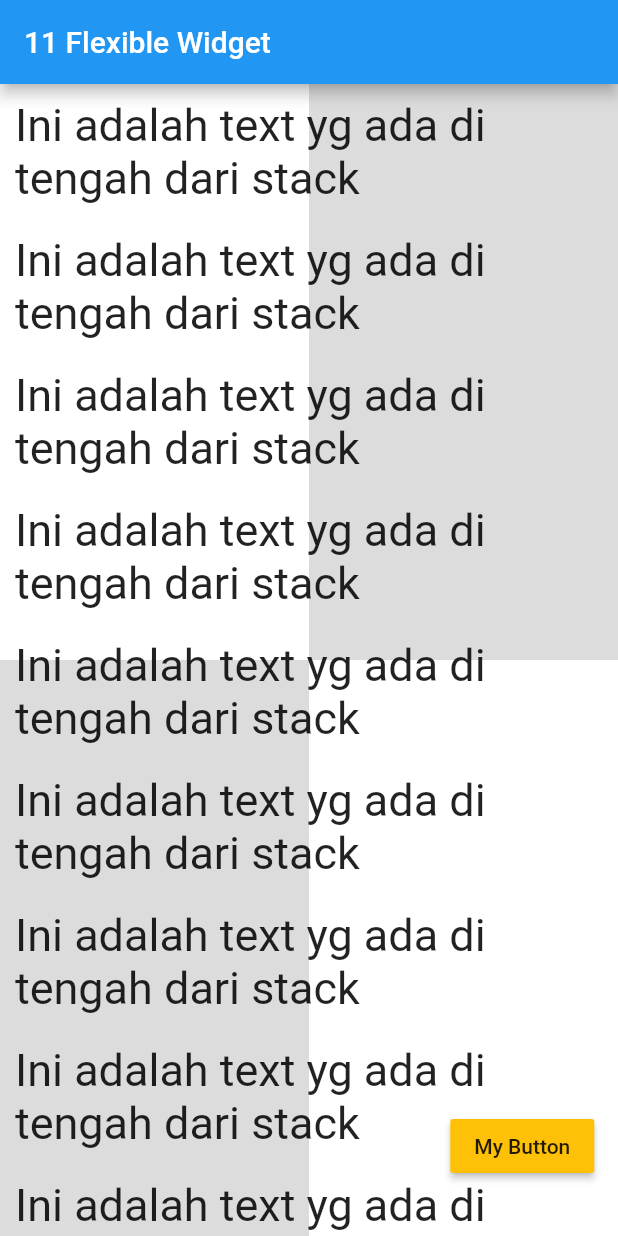
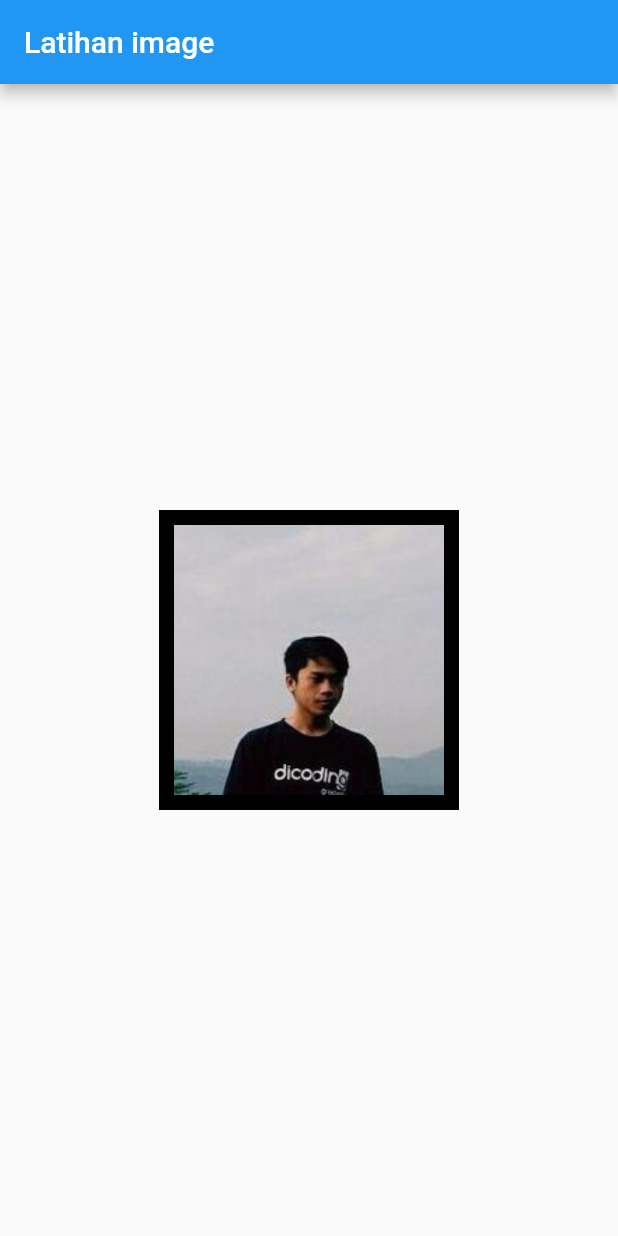
Before and after one commit to khamdannahari/aran_learn_flutter, a Flutter app: the screen it shows after launch, on a phone screen of 412 x 824 dp. Run offline on Flutter 3.47's test engine with Material 2 defaults, Android fonts, the phone set to English and light mode, and no system bars.

Commit message:
13 - Image widget

```diff
--- a/lib/main.dart
+++ b/lib/main.dart
@@ -6,149 +6,34 @@ import 'package:flutter/widgets.dart';
 
 void main() => runApp(MyApp());
 
-class MyApp extends StatefulWidget {
-  @override
-  _MyAppState createState() => _MyAppState();
-}
-
-class _MyAppState extends State<MyApp> {
-  Random random = Random();
-
+class MyApp extends StatelessWidget {
   @override
   Widget build(BuildContext context) {
     return MaterialApp(
-        home: Scaffold(
-      appBar: AppBar(
-        title: Text("11 Flexible Widget"),
+      home: Scaffold(
+        appBar: AppBar(
+          title: Text("Latihan image"),
+        ),
+        body: Center(
+          child: Container(
+              color: Colors.black,
+              width: 200,
+              height: 200,
+              padding: EdgeInsets.all(10),
+              child: Image(
+                /*image: NetworkImage(
+                  "https://m.ayobandung.com/images-bandung/post/articles/2019/09/09/63113/blackpink_2.jpg"),
+//              fit: BoxFit.none, //menapilkan ukuran gambar aslinya
+              fit: BoxFit.contain,
+              //menyesuaikan ukuran container, rasio masih spt aslinya
+//              fit: BoxFit.cover, //menyesuaikan ukuran container, rasio masih spt aslinya, tidak meninggalkan runag kosong dr container, (center crop)
+//              fit: BoxFit.fill, //menyesuaikan ukuran container, rasio tidak spt aslinya, tidak meninggalkan runag kosong dr container
+              repeat: ImageRepeat.repeat,
+            ),*/
+                image: AssetImage("images/arancrop.png"),
+              )),
+        ),
       ),
-      body: Stack(
-        children: <Widget>[
-          Column(
-            children: <Widget>[
-              Flexible(
-                flex: 1,
-                child: Row(
-                  children: <Widget>[
-                    Flexible(
-                      flex: 1,
-                      child: Container(
-                        color: Colors.white,
-                      ),
-                    ),
-                    Flexible(
-                      flex: 1,
-                      child: Container(
-                        color: Colors.black12,
-                      ),
-                    )
-                  ],
-                ),
-              ),
-              Flexible(
-                flex: 1,
-                child: Row(
-                  children: <Widget>[
-                    Flexible(
-                      flex: 1,
-                      child: Container(
-                        color: Colors.black12,
-                      ),
-                    ),
-                    Flexible(
-                      flex: 1,
-                      child: Container(
-                        color: Colors.white,
-                      ),
-                    )
-                  ],
-                ),
-              ),
-            ],
-          ),
-          ListView(
-            children: <Widget>[
-              Container(
-                margin: EdgeInsets.all(10),
-                child: Text(
-                  "Ini adalah text yg ada di tengah dari stack",
-                  style: TextStyle(fontSize: 30),
-                ),
-              ),
-              Container(
-                margin: EdgeInsets.all(10),
-                child: Text(
-                  "Ini adalah text yg ada di tengah dari stack",
-                  style: TextStyle(fontSize: 30),
-                ),
-              ),
-              Container(
-                margin: EdgeInsets.all(10),
-                child: Text(
-                  "Ini adalah text yg ada di tengah dari stack",
-                  style: TextStyle(fontSize: 30),
-                ),
-              ),
-              Container(
-                margin: EdgeInsets.all(10),
-                child: Text(
-                  "Ini adalah text yg ada di tengah dari stack",
-                  style: TextStyle(fontSize: 30),
-                ),
-              ),
-              Container(
-                margin: EdgeInsets.all(10),
-                child: Text(
-                  "Ini adalah text yg ada di tengah dari stack",
-                  style: TextStyle(fontSize: 30),
-                ),
-              ),
-              Container(
-                margin: EdgeInsets.all(10),
-                child: Text(
-                  "Ini adalah text yg ada di tengah dari stack",
-                  style: TextStyle(fontSize: 30),
-                ),
-              ),
-              Container(
-                margin: EdgeInsets.all(10),
-                child: Text(
-                  "Ini adalah text yg ada di tengah dari stack",
-                  style: TextStyle(fontSize: 30),
-                ),
-              ),
-              Container(
-                margin: EdgeInsets.all(10),
-                child: Text(
-                  "Ini adalah text yg ada di tengah dari stack",
-                  style: TextStyle(fontSize: 30),
-                ),
-              ),
-              Container(
-                margin: EdgeInsets.all(10),
-                child: Text(
-                  "Ini adalah text yg ada di tengah dari stack",
-                  style: TextStyle(fontSize: 30),
-                ),
-              ),
-            ],
-          ),
-          /*Align(
-              alignment: Alignment.topCenter,
-              child: RaisedButton(
-                child: Text("My Button"),
-                color: Colors.amber,
-                onPressed: () {},
-              )),*/
-          Align(
-              alignment: Alignment(0.9,0.9),
-              child: RaisedButton(
-                child: Text("My Button"),
-                color: Colors.amber,
-                onPressed: () {},
-              )),
-
-        ],
-      ),
-    ));
+    );
   }
 }
--- a/pubspec.yaml
+++ b/pubspec.yaml
@@ -41,9 +41,8 @@ flutter:
   uses-material-design: true
 
   # To add assets to your application, add an assets section, like this:
-  # assets:
-  #   - images/a_dot_burr.jpeg
-  #   - images/a_dot_ham.jpeg
+  assets:
+   - images/arancrop.png
 
   # An image asset can refer to one or more resolution-specific "variants", see
   # https://flutter.dev/assets-and-images/#resolution-aware.
```
Also changed, not shown: images/arancrop.png (added).
